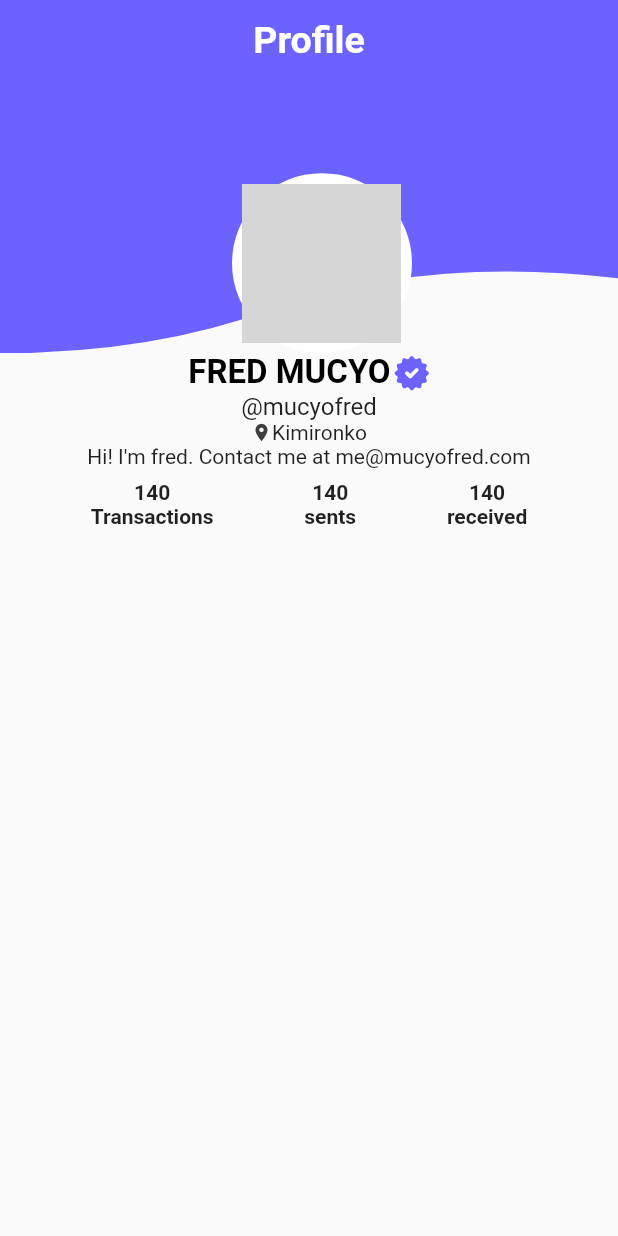
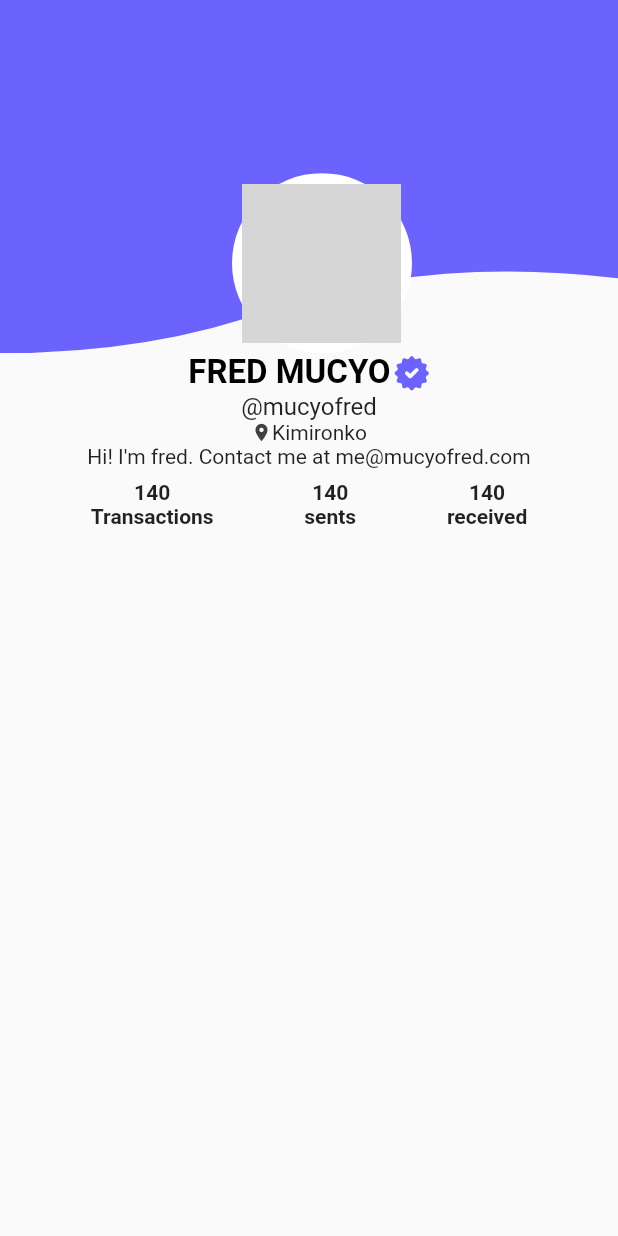
Before and after one commit to mucyomiller/span, a Flutter app: the ProfileScreen screen opened directly, on a phone screen of 412 x 824 dp. Run offline on Flutter 3.47's test engine with Material 2 defaults, Android fonts, the phone set to English and light mode, and no system bars; our stand-ins replace flutter_hooks, font_awesome_flutter, google_maps_flutter, hooks_riverpod, shared_preferences; accounts and stored records are empty; network calls fail; grey boxes are pictures that could not be loaded.

```diff
--- a/lib/src/widgets/wavy_header.dart
+++ b/lib/src/widgets/wavy_header.dart
@@ -12,11 +12,6 @@ class WavyHeader extends StatelessWidget {
         height: _dsize * 0.70,
         alignment: Alignment.topCenter,
         color: Theme.of(context).primaryColor,
-        child: Text(
-          'Profile',
-          style: TextStyle(
-              color: Colors.white, fontWeight: FontWeight.bold, fontSize: 25),
-        ),
       ),
       clipper: BottomWaveClipper(),
     );
```
Also changed, not shown: 1 other file.
